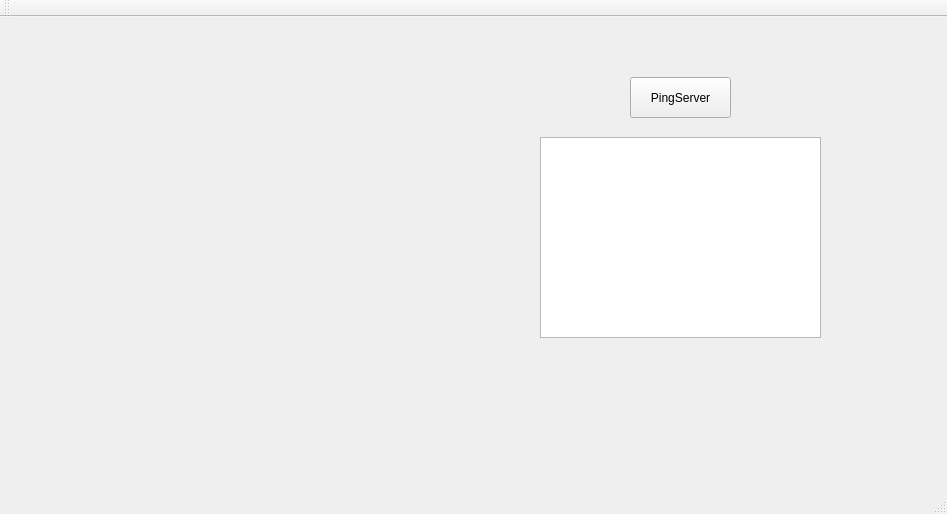
This is project/tanks_client/Tanks_Client.ui in 5yato4ok/tanks_game as Qt 5 draws it before an edit. The edited form follows.
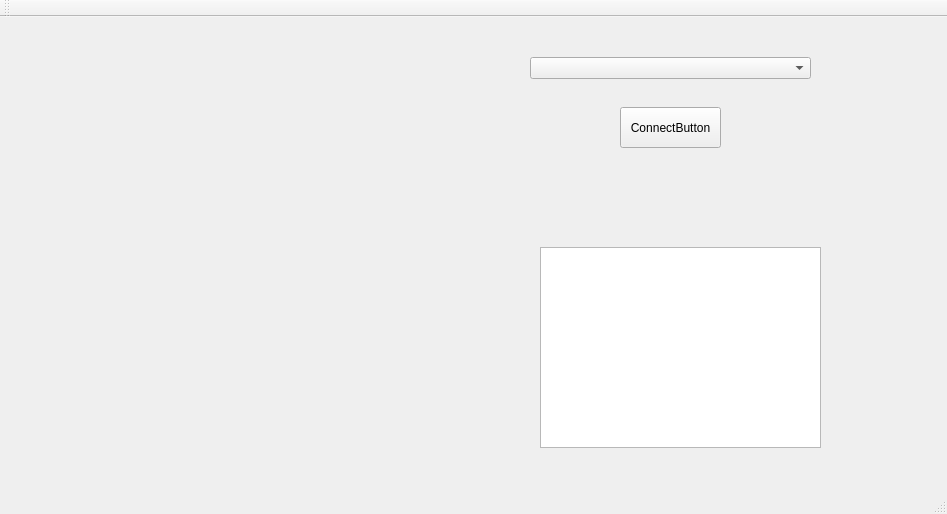
This is the edited form.

Commit message: Add client initialization

```diff
--- a/project/tanks_client/Tanks_Client.ui
+++ b/project/tanks_client/Tanks_Client.ui
@@ -17,21 +17,21 @@
    <widget class="QPushButton" name="ChooseGameButton">
     <property name="geometry">
      <rect>
-      <x>630</x>
-      <y>60</y>
+      <x>620</x>
+      <y>90</y>
       <width>101</width>
       <height>41</height>
      </rect>
     </property>
     <property name="text">
-     <string>PingServer</string>
+     <string>ConnectButton</string>
     </property>
    </widget>
    <widget class="QPlainTextEdit" name="output">
     <property name="geometry">
      <rect>
       <x>540</x>
-      <y>120</y>
+      <y>230</y>
       <width>281</width>
       <height>201</height>
      </rect>
@@ -50,6 +50,16 @@
      <string/>
     </property>
    </widget>
+   <widget class="QComboBox" name="comboBox">
+    <property name="geometry">
+     <rect>
+      <x>530</x>
+      <y>40</y>
+      <width>281</width>
+      <height>22</height>
+     </rect>
+    </property>
+   </widget>
   </widget>
   <widget class="QMenuBar" name="menuBar">
    <property name="geometry">
```
Left out of the diff: 2 changed lines with no effect on the pictures. The commit also changes 15 other files.
